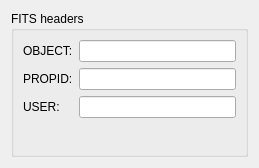
The window that pyobs_gui/qt/widgetfitsheaders.ui (pyobs/pyobs-gui) describes before a commit, drawn with Qt 5.
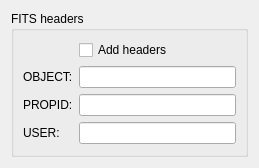
The same window after the commit.

Commit message: added checkbox for adding fits headers, which is unchecked by default

Patch:
```diff
--- a/pyobs_gui/qt/widgetfitsheaders.ui
+++ b/pyobs_gui/qt/widgetfitsheaders.ui
@@ -20,36 +20,43 @@
       <string>FITS headers</string>
      </property>
      <layout class="QFormLayout" name="formLayout">
-      <item row="0" column="0">
+      <item row="1" column="0">
        <widget class="QLabel" name="label">
         <property name="text">
          <string>OBJECT:</string>
         </property>
        </widget>
       </item>
-      <item row="0" column="1">
+      <item row="1" column="1">
        <widget class="QLineEdit" name="textObject"/>
       </item>
-      <item row="1" column="0">
+      <item row="2" column="0">
        <widget class="QLabel" name="label_2">
         <property name="text">
          <string>PROPID:</string>
         </property>
        </widget>
       </item>
-      <item row="1" column="1">
+      <item row="2" column="1">
        <widget class="QLineEdit" name="textProject"/>
       </item>
-      <item row="2" column="0">
+      <item row="3" column="0">
        <widget class="QLabel" name="label_3">
         <property name="text">
          <string>USER:</string>
         </property>
        </widget>
       </item>
-      <item row="2" column="1">
+      <item row="3" column="1">
        <widget class="QLineEdit" name="textUser"/>
       </item>
+      <item row="0" column="1">
+       <widget class="QCheckBox" name="checkAddHeaders">
+        <property name="text">
+         <string>Add headers</string>
+        </property>
+       </widget>
+      </item>
      </layout>
     </widget>
    </item>
```
The commit also changes 2 other files.
